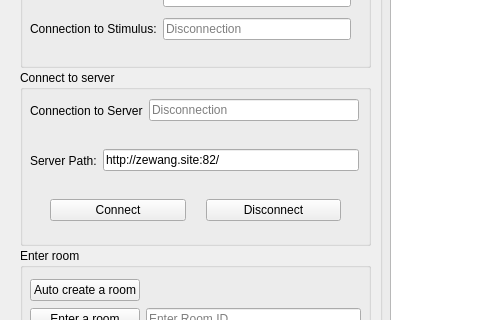
Before: the Qt Designer form ssvep_client/clientMainWindow.ui in pikipity/SSVEP-web, drawn with Qt 5; both pictures show x 0 to 480 and y 86 to 406 of the 684 by 683 pixel window.
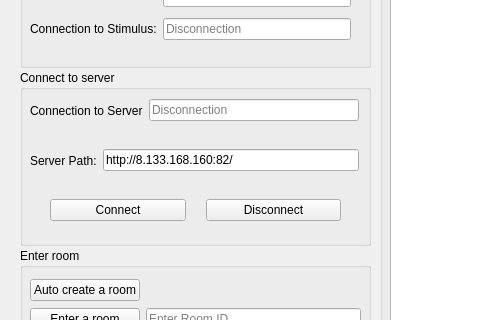
After: the same form once the commit is applied.

```diff
--- a/ssvep_client/clientMainWindow.ui
+++ b/ssvep_client/clientMainWindow.ui
@@ -137,7 +137,7 @@
          <item>
           <widget class="QLineEdit" name="serverPathStr">
            <property name="text">
-            <string>http://zewang.site:82/</string>
+            <string>http://8.133.168.160:82/</string>
            </property>
            <property name="readOnly">
             <bool>true</bool>
```
